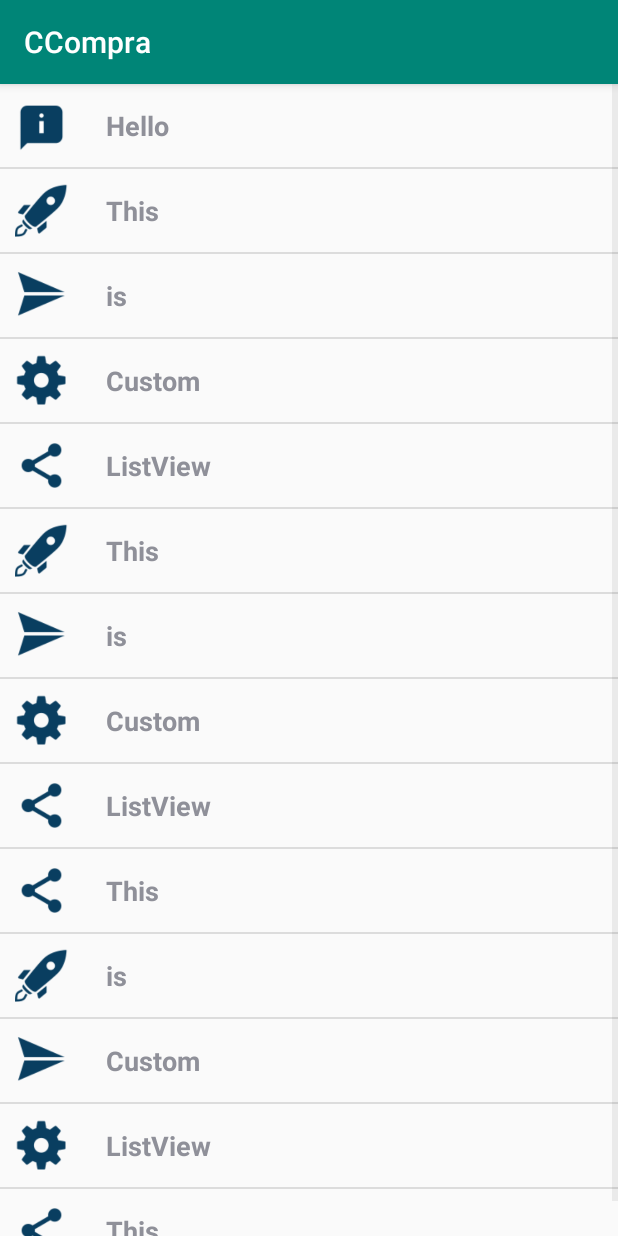
After one commit to ecreyes/CCompra, an Android app: the MarketList screen opened directly, with no data from a screen before it, on a phone screen of 412 x 824 dp. The commit adds this screen. Run offline under Robolectric (Android 15) with nearby library versions, the phone set to English and light mode, and no system bars.

Commit message:
Lista con errores

```diff
--- a/app/src/main/AndroidManifest.xml
+++ b/app/src/main/AndroidManifest.xml
@@ -18,6 +18,7 @@
                 <category android:name="android.intent.category.LAUNCHER" />
             </intent-filter>
         </activity>
+        <activity android:name=".MarketList" />
     </application>
 
 </manifest>
--- /dev/null
+++ b/app/src/main/java/com/example/ecreyes/ccompra/MarketList.java
@@ -0,0 +1,48 @@
+package com.example.ecreyes.ccompra;
+import android.support.v7.app.AppCompatActivity;
+import android.os.Bundle;
+import android.widget.ListAdapter;
+import android.widget.ListView;
+
+public class MarketList extends AppCompatActivity {
+
+    ListView mylist;
+    String text[] = new String[]{"Hello",
+            "This",
+            "is",
+            "Custom",
+            "ListView",
+            "This",
+            "is",
+            "Custom",
+            "ListView",
+            "This",
+            "is",
+            "Custom",
+            "ListView",
+            "This"};
+    int image[] = new int[]{R.drawable.about,
+            R.drawable.boost,
+            R.drawable.send,
+            R.drawable.settings,
+            R.drawable.share,
+            R.drawable.boost,
+            R.drawable.send,
+            R.drawable.settings,
+            R.drawable.share,
+            R.drawable.share,
+            R.drawable.boost,
+            R.drawable.send,
+            R.drawable.settings,
+            R.drawable.share};
+
+    @Override
+    protected void onCreate(Bundle savedInstanceState) {
+        super.onCreate(savedInstanceState);
+        setContentView(R.layout.activity_list);
+        mylist = (ListView) findViewById(R.id.mylist);
+        MyCustomListAdapter myadapter = new MyCustomListAdapter(getApplicationContext(),image, text);
+        mylist.setAdapter((ListAdapter) myadapter);
+
+    }
+}
--- /dev/null
+++ b/app/src/main/java/com/example/ecreyes/ccompra/MyCustomListAdapter.java
@@ -0,0 +1,50 @@
+package com.example.ecreyes.ccompra;
+
+import android.content.Context;
+        import android.support.annotation.NonNull;
+        import android.support.annotation.Nullable;
+        import android.view.LayoutInflater;
+        import android.view.View;
+        import android.view.ViewGroup;
+        import android.widget.ArrayAdapter;
+        import android.widget.BaseAdapter;
+        import android.widget.ImageView;
+        import android.widget.TextView;
+
+class MyCustomListAdapter extends BaseAdapter {
+    Context context;
+    int image[];
+    String text[];
+
+    public MyCustomListAdapter(Context applicationContext, int[] image, String[] text){
+        this.context=applicationContext;
+        this.image=image;
+        this.text=text;
+    }
+    @Override
+    public int getCount() {
+        return text.length;
+    }
+
+    @Override
+    public Object getItem(int i) {
+        return null;
+    }
+
+    @Override
+    public long getItemId(int i) {
+        return 0;
+    }
+
+    @NonNull
+    @Override
+    public View getView(int position, @Nullable View convertView, @NonNull ViewGroup parent) {
+        LayoutInflater inflater=LayoutInflater.from(context);
+        View listrow=inflater.inflate(R.layout.mylistrow,null);
+        ImageView imageView=(ImageView)listrow.findViewById(R.id.listimage);
+        imageView.setBackgroundResource(image[position]);
+        TextView textView = (TextView) listrow.findViewById(R.id.listtext);
+        textView.setText(text[position]);
+        return listrow;
+    }
+}
--- /dev/null
+++ b/app/src/main/res/layout/activity_list.xml
@@ -0,0 +1,17 @@
+<?xml version="1.0" encoding="utf-8"?>
+<LinearLayout xmlns:android="http://schemas.android.com/apk/res/android"
+xmlns:app="http://schemas.android.com/apk/res-auto"
+xmlns:tools="http://schemas.android.com/tools"
+android:layout_width="match_parent"
+android:layout_height="match_parent"
+android:orientation="vertical"
+tools:context=".MarketList">
+
+<ListView
+    android:listSelector="#5698"
+    android:id="@+id/mylist"
+    android:layout_width="match_parent"
+    android:layout_height="match_parent">
+</ListView>
+
+</LinearLayout>
--- a/app/src/main/res/layout/activity_main.xml
+++ b/app/src/main/res/layout/activity_main.xml
@@ -6,6 +6,7 @@
     android:layout_height="match_parent"
     android:orientation="vertical"
     tools:context=".MainActivity">
+
     <TextView
         android:layout_width="match_parent"
         android:layout_height="wrap_content"
--- /dev/null
+++ b/app/src/main/res/layout/mylistrow.xml
@@ -0,0 +1,25 @@
+<?xml version="1.0" encoding="utf-8"?>
+<LinearLayout xmlns:android="http://schemas.android.com/apk/res/android"
+    android:layout_width="match_parent"
+    android:layout_height="wrap_content"
+    android:id="@+id/listrow"
+    android:orientation="horizontal">
+
+    <ImageView
+        android:id="@+id/listimage"
+        android:layout_margin="10sp"
+        android:layout_width="35sp"
+        android:layout_height="35sp"
+        />
+
+    <TextView
+        android:id="@+id/listtext"
+        android:layout_width="wrap_content"
+        android:layout_gravity="center_vertical"
+        android:text="@string/demo"
+        android:layout_height="wrap_content"
+        android:layout_marginLeft="15sp"
+        android:textSize="18sp"
+        android:textStyle="bold"
+        android:layout_marginStart="15sp" />
+</LinearLayout>
--- a/app/src/main/res/values/strings.xml
+++ b/app/src/main/res/values/strings.xml
@@ -1,3 +1,4 @@
 <resources>
     <string name="app_name">CCompra</string>
+    <string name="demo">demo</string>
 </resources>
```
Also changed, not shown: app/src/main/res/drawable/about.png (added), app/src/main/res/drawable/boost.png (added), app/src/main/res/drawable/send.png (added), app/src/main/res/drawable/settings.png (added), app/src/main/res/drawable/share.png (added).
